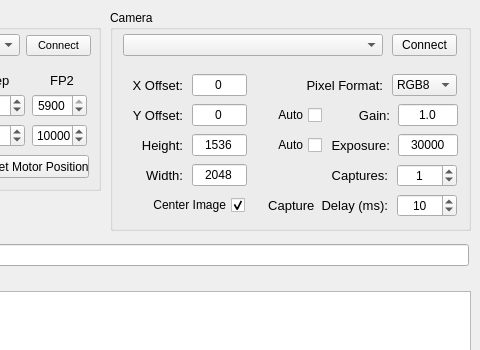
Above: camera_pr_gui/src/capture_pr_gui.ui from NSWC-Crane/passive_range before the change; both pictures show x 160 to 640 and y 0 to 350 of the 640 by 600 pixel window. Below: the same form after it.
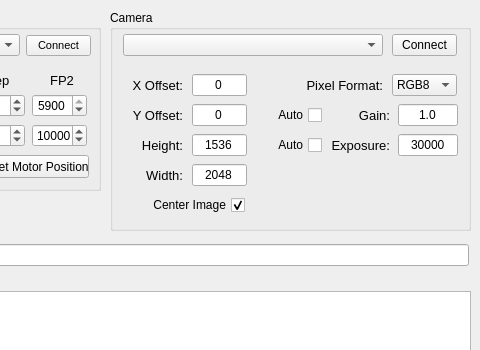
That is the form after the change.

Commit message: cleanup of renamed and deleted

```diff
--- a/camera_pr_gui/src/capture_pr_gui.ui
+++ b/camera_pr_gui/src/capture_pr_gui.ui
@@ -1111,70 +1111,6 @@
       </item>
      </layout>
     </widget>
-    <widget class="QWidget" name="horizontalLayoutWidget_14">
-     <property name="geometry">
-      <rect>
-       <x>180</x>
-       <y>150</y>
-       <width>171</width>
-       <height>31</height>
-      </rect>
-     </property>
-     <layout class="QHBoxLayout" name="horizontalLayout_14">
-      <item>
-       <widget class="QLabel" name="label_17">
-        <property name="minimumSize">
-         <size>
-          <width>95</width>
-          <height>0</height>
-         </size>
-        </property>
-        <property name="maximumSize">
-         <size>
-          <width>95</width>
-          <height>16777215</height>
-         </size>
-        </property>
-        <property name="font">
-         <font>
-          <pointsize>10</pointsize>
-         </font>
-        </property>
-        <property name="text">
-         <string>Captures:</string>
-        </property>
-        <property name="alignment">
-         <set>Qt::AlignRight|Qt::AlignTrailing|Qt::AlignVCenter</set>
-        </property>
-       </widget>
-      </item>
-      <item>
-       <widget class="QSpinBox" name="num_caps">
-        <property name="minimumSize">
-         <size>
-          <width>60</width>
-          <height>0</height>
-         </size>
-        </property>
-        <property name="maximumSize">
-         <size>
-          <width>60</width>
-          <height>16777215</height>
-         </size>
-        </property>
-        <property name="alignment">
-         <set>Qt::AlignCenter</set>
-        </property>
-        <property name="maximum">
-         <number>1000</number>
-        </property>
-        <property name="value">
-         <number>1</number>
-        </property>
-       </widget>
-      </item>
-     </layout>
-    </widget>
     <widget class="QWidget" name="horizontalLayoutWidget_16">
      <property name="geometry">
       <rect>
@@ -1212,70 +1148,6 @@
       </item>
      </layout>
     </widget>
-    <widget class="QWidget" name="horizontalLayoutWidget_17">
-     <property name="geometry">
-      <rect>
-       <x>150</x>
-       <y>180</y>
-       <width>201</width>
-       <height>31</height>
-      </rect>
-     </property>
-     <layout class="QHBoxLayout" name="horizontalLayout_17">
-      <item>
-       <widget class="QLabel" name="label_18">
-        <property name="minimumSize">
-         <size>
-          <width>125</width>
-          <height>0</height>
-         </size>
-        </property>
-        <property name="maximumSize">
-         <size>
-          <width>125</width>
-          <height>16777215</height>
-         </size>
-        </property>
-        <property name="font">
-         <font>
-          <pointsize>10</pointsize>
-         </font>
-        </property>
-        <property name="text">
-         <string>Capture  Delay (ms):</string>
-        </property>
-        <property name="alignment">
-         <set>Qt::AlignRight|Qt::AlignTrailing|Qt::AlignVCenter</set>
-        </property>
-       </widget>
-      </item>
-      <item>
-       <widget class="QSpinBox" name="cap_delay_sb">
-        <property name="minimumSize">
-         <size>
-          <width>60</width>
-          <height>0</height>
-         </size>
-        </property>
-        <property name="maximumSize">
-         <size>
-          <width>60</width>
-          <height>16777215</height>
-         </size>
-        </property>
-        <property name="alignment">
-         <set>Qt::AlignCenter</set>
-        </property>
-        <property name="maximum">
-         <number>100000</number>
-        </property>
-        <property name="value">
-         <number>10</number>
-        </property>
-       </widget>
-      </item>
-     </layout>
-    </widget>
    </widget>
    <widget class="QPushButton" name="start_capture">
     <property name="geometry">
```
The commit also changes 1 other file.
